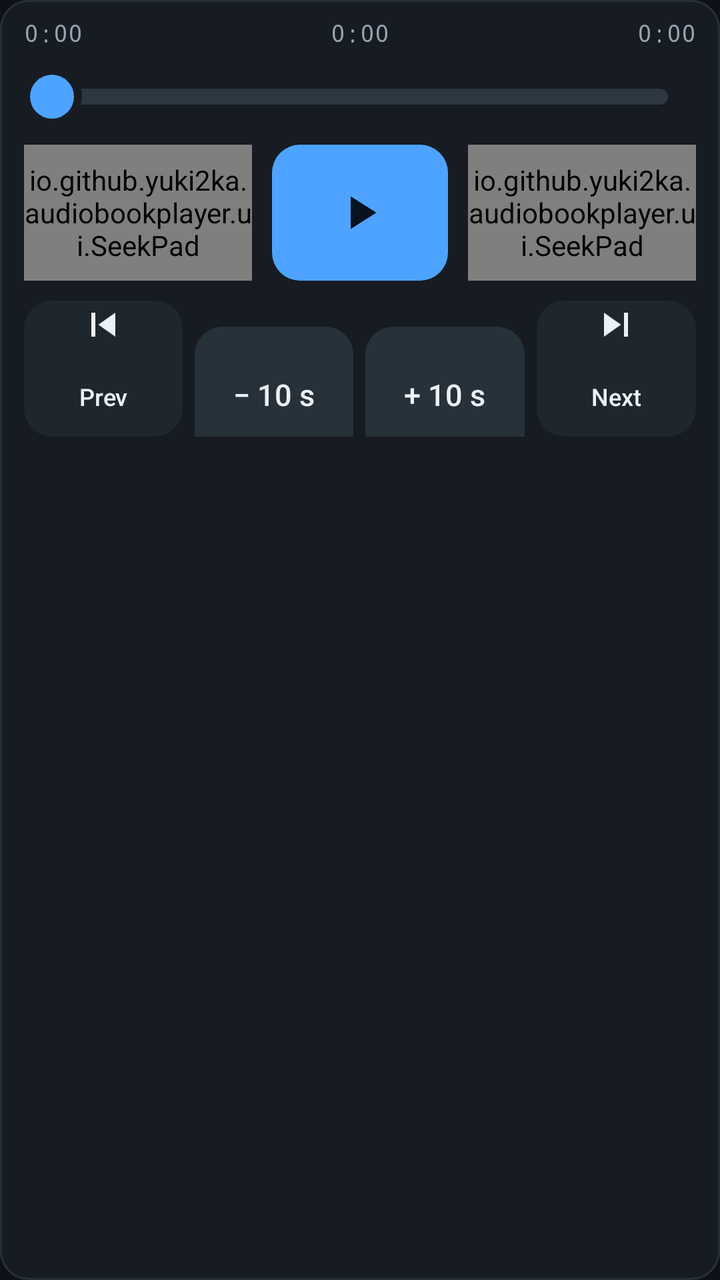
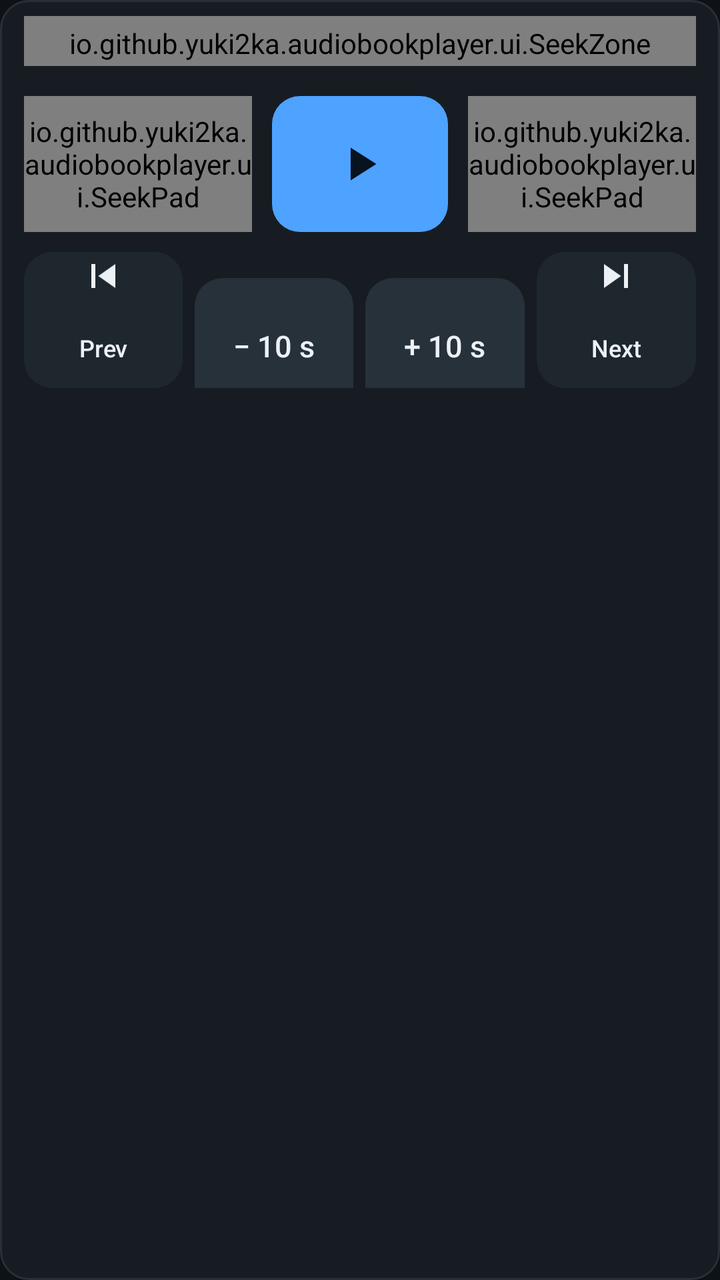

Two renders of the same Android screen: before a commit and after it. Below are the layout's source before the change and the commit's diff.
<!-- AndroidManifest.xml: application theme Theme.Audiobooks -->
<!-- res/layout/player_panel.xml -->
<?xml version="1.0" encoding="utf-8"?>
<LinearLayout xmlns:android="http://schemas.android.com/apk/res/android"
    xmlns:app="http://schemas.android.com/apk/res-auto"
    android:layout_width="match_parent"
    android:layout_height="wrap_content"
    android:background="@drawable/bg_panel"
    android:orientation="vertical"
    android:paddingStart="12dp"
    android:paddingTop="8dp"
    android:paddingEnd="12dp"
    android:paddingBottom="10dp">

    <LinearLayout
        android:layout_width="match_parent"
        android:layout_height="wrap_content"
        android:baselineAligned="true"
        android:orientation="horizontal">

        <TextView
            android:id="@+id/time_position"
            style="@style/PlayerTime"
            android:text="0:00" />

        <TextView
            android:id="@+id/time_total"
            style="@style/PlayerTime"
            android:layout_width="0dp"
            android:layout_weight="1"
            android:gravity="center"
            android:text="0:00" />

        <TextView
            android:id="@+id/time_remaining"
            style="@style/PlayerTime"
            android:gravity="end"
            android:text="0:00" />
    </LinearLayout>

    
    <SeekBar
        android:id="@+id/seek_bar"
        android:layout_width="match_parent"
        android:layout_height="44dp"
        android:layout_marginTop="2dp"
        android:contentDescription="@string/seek_bar"
        android:max="1000"
        android:paddingStart="14dp"
        android:paddingEnd="14dp"
        android:progress="0"
        android:progressDrawable="@drawable/seek_progress"
        android:splitTrack="false"
        android:thumb="@drawable/seek_thumb" />

    <LinearLayout
        android:layout_width="match_parent"
        android:layout_height="wrap_content"
        android:layout_marginTop="2dp"
        android:gravity="center_vertical"
        android:orientation="horizontal">

        <io.github.yuki2ka.audiobookplayer.ui.SeekPad
            android:id="@+id/pad_back"
            android:layout_width="0dp"
            android:layout_height="@dimen/transport_height"
            android:layout_weight="1"
            app:padDirection="-1" />

        <Space
            android:layout_width="@dimen/gap"
            android:layout_height="1dp" />

        <ImageButton
            android:id="@+id/btn_play"
            style="@style/PrimaryIconButton"
            android:layout_width="88dp"
            android:layout_height="@dimen/transport_height"
            android:contentDescription="@string/play"
            android:src="@drawable/ic_play_state" />

        <Space
            android:layout_width="@dimen/gap"
            android:layout_height="1dp" />

        <io.github.yuki2ka.audiobookplayer.ui.SeekPad
            android:id="@+id/pad_forward"
            android:layout_width="0dp"
            android:layout_height="@dimen/transport_height"
            android:layout_weight="1"
            app:padDirection="1" />
    </LinearLayout>

    <LinearLayout
        android:layout_width="match_parent"
        android:layout_height="wrap_content"
        android:layout_marginTop="@dimen/gap"
        android:orientation="horizontal">

        <Button
            android:id="@+id/btn_prev"
            style="@style/TransportButton"
            android:layout_width="0dp"
            android:layout_weight="1"
            android:contentDescription="@string/prev_file"
            android:drawableTop="@drawable/ic_skip_prev"
            android:text="@string/prev_short" />

        <Space
            android:layout_width="@dimen/gap_small"
            android:layout_height="1dp" />

        <Button
            android:id="@+id/btn_back"
            style="@style/StepChipButton"
            android:layout_width="0dp"
            android:layout_weight="1"
            android:text="@string/seek_back_default" />

        <Space
            android:layout_width="@dimen/gap_small"
            android:layout_height="1dp" />

        <Button
            android:id="@+id/btn_forward"
            style="@style/StepChipButton"
            android:layout_width="0dp"
            android:layout_weight="1"
            android:text="@string/seek_forward_default" />

        <Space
            android:layout_width="@dimen/gap_small"
            android:layout_height="1dp" />

        <Button
            android:id="@+id/btn_next"
            style="@style/TransportButton"
            android:layout_width="0dp"
            android:layout_weight="1"
            android:contentDescription="@string/next_file"
            android:drawableTop="@drawable/ic_skip_next"
            android:text="@string/next_short" />
    </LinearLayout>
</LinearLayout>
<!-- resources referenced by this layout -->
<resources>
  <dimen name="gap">10dp</dimen>
  <dimen name="gap_small">6dp</dimen>
  <dimen name="transport_height">68dp</dimen>
  <!-- drawable bg_panel (drawable) -->
  <?xml version="1.0" encoding="utf-8"?>
  <shape xmlns:android="http://schemas.android.com/apk/res/android"
      android:shape="rectangle">
      <corners android:radius="@dimen/corner" />
      <solid android:color="@color/surface" />
      <stroke android:width="1dp" android:color="@color/divider" />
  </shape>
  <!-- drawable ic_play_state (drawable) -->
  <?xml version="1.0" encoding="utf-8"?>
  <selector xmlns:android="http://schemas.android.com/apk/res/android">
      <item android:drawable="@drawable/ic_pause" android:state_selected="true" />
      <item android:drawable="@drawable/ic_play" />
  </selector>
  <!-- drawable ic_skip_prev (drawable) -->
  <?xml version="1.0" encoding="utf-8"?>
  <vector xmlns:android="http://schemas.android.com/apk/res/android"
      android:width="24dp"
      android:height="24dp"
      android:viewportWidth="24"
      android:viewportHeight="24">
      <path
          android:fillColor="#FFFFFFFF"
          android:pathData="M6,6h2v12H6zM9.5,12l8.5,6V6z" />
  </vector>
  <string name="next_file">Next file</string>
  <string name="next_short">Next</string>
  <string name="play">Play</string>
  <string name="prev_file">Previous file</string>
  <string name="prev_short">Prev</string>
  <string name="seek_back_default">\u2212 10 s</string>
  <string name="seek_bar">Playback position</string>
  <string name="seek_forward_default">+ 10 s</string>
  <style name="PlayerTime">
          <item name="android:layout_width">wrap_content</item>
          <item name="android:layout_height">wrap_content</item>
          <item name="android:textSize">12sp</item>
          <item name="android:fontFamily">monospace</item>
          <item name="android:textColor">@color/text_secondary</item>
      </style>
  <style name="PrimaryIconButton" parent="@android:style/Widget.Material.ImageButton">
          <item name="android:background">@drawable/bg_button_accent</item>
          <item name="android:padding">20dp</item>
          <item name="android:scaleType">fitCenter</item>
          <item name="android:stateListAnimator">@null</item>
      </style>
  <style name="StepChipButton" parent="ActionButton">
          <item name="android:layout_height">@dimen/transport_height</item>
          <item name="android:textSize">15sp</item>
          <item name="android:background">@drawable/bg_button_soft</item>
          <item name="android:paddingStart">4dp</item>
          <item name="android:paddingEnd">4dp</item>
      </style>
  <style name="TransportButton" parent="ActionButton">
          <item name="android:layout_height">@dimen/transport_height</item>
          <item name="android:textSize">12sp</item>
          <item name="android:drawablePadding">4dp</item>
      </style>
  <dimen name="corner">14dp</dimen>
  <color name="surface">#161C22</color>
  <color name="divider">#263039</color>
  <!-- drawable ic_play (drawable) -->
  <?xml version="1.0" encoding="utf-8"?>
  <vector xmlns:android="http://schemas.android.com/apk/res/android"
      android:width="24dp"
      android:height="24dp"
      android:viewportWidth="24"
      android:viewportHeight="24">
      <path
          android:fillColor="@color/accent_ink"
          android:pathData="M8,5v14l11,-7z" />
  </vector>
  <color name="track">#2C3742</color>
  <color name="accent_dim">#1E5C96</color>
  <color name="accent">#4DA3FF</color>
  <color name="text_secondary">#96A4B0</color>
  <color name="bg">#0E1216</color>
  <color name="text_primary">#ECF1F5</color>
  <color name="accent_ink">#07131F</color>
  <dimen name="touch">48dp</dimen>
  <color name="ripple">#2EFFFFFF</color>
  <color name="surface_3">#27313A</color>
  <color name="surface_2">#1E262E</color>
  <!-- unchanged entries left out for length: 10 -->
</resources>

<!-- the commit's change to res/layout/player_panel.xml (unified diff, before → after) -->
@@ -10,51 +10,60 @@
     android:paddingEnd="12dp"
     android:paddingBottom="10dp">
 
-    <LinearLayout
+    
+    <io.github.yuki2ka.audiobookplayer.ui.SeekZone
+        android:id="@+id/seek_zone"
         android:layout_width="match_parent"
         android:layout_height="wrap_content"
-        android:baselineAligned="true"
-        android:orientation="horizontal">
+        android:orientation="vertical"
+        android:paddingTop="4dp"
+        android:paddingBottom="2dp">
 
-        <TextView
-            android:id="@+id/time_position"
-            style="@style/PlayerTime"
-            android:text="0:00" />
+        <LinearLayout
+            android:layout_width="match_parent"
+            android:layout_height="wrap_content"
+            android:baselineAligned="true"
+            android:orientation="horizontal">
 
-        <TextView
-            android:id="@+id/time_total"
-            style="@style/PlayerTime"
-            android:layout_width="0dp"
-            android:layout_weight="1"
-            android:gravity="center"
-            android:text="0:00" />
+            <TextView
+                android:id="@+id/time_position"
+                style="@style/PlayerTime"
+                android:text="0:00" />
 
-        <TextView
-            android:id="@+id/time_remaining"
-            style="@style/PlayerTime"
-            android:gravity="end"
-            android:text="0:00" />
-    </LinearLayout>
+            <TextView
+                android:id="@+id/time_total"
+                style="@style/PlayerTime"
+                android:layout_width="0dp"
+                android:layout_weight="1"
+                android:gravity="center"
+                android:text="0:00" />
 
-    
-    <SeekBar
-        android:id="@+id/seek_bar"
-        android:layout_width="match_parent"
-        android:layout_height="44dp"
-        android:layout_marginTop="2dp"
-        android:contentDescription="@string/seek_bar"
-        android:max="1000"
-        android:paddingStart="14dp"
-        android:paddingEnd="14dp"
-        android:progress="0"
-        android:progressDrawable="@drawable/seek_progress"
-        android:splitTrack="false"
-        android:thumb="@drawable/seek_thumb" />
+            <TextView
+                android:id="@+id/time_remaining"
+                style="@style/PlayerTime"
+                android:gravity="end"
+                android:text="0:00" />
+        </LinearLayout>
+
+        <SeekBar
+            android:id="@+id/seek_bar"
+            android:layout_width="match_parent"
+            android:layout_height="44dp"
+            android:layout_marginTop="2dp"
+            android:contentDescription="@string/seek_bar"
+            android:max="1000"
+            android:paddingStart="14dp"
+            android:paddingEnd="14dp"
+            android:progress="0"
+            android:progressDrawable="@drawable/seek_progress"
+            android:splitTrack="false"
+            android:thumb="@drawable/seek_thumb" />
+    </io.github.yuki2ka.audiobookplayer.ui.SeekZone>
 
     <LinearLayout
         android:layout_width="match_parent"
         android:layout_height="wrap_content"
-        android:layout_marginTop="2dp"
+        android:layout_marginTop="@dimen/seek_gap"
         android:gravity="center_vertical"
         android:orientation="horizontal">
 
<!-- resource entries referenced after the edit -->
@@ -2,6 +2,7 @@
 <resources>
   <dimen name="gap">10dp</dimen>
   <dimen name="gap_small">6dp</dimen>
+  <dimen name="seek_gap">15dp</dimen>
   <dimen name="transport_height">68dp</dimen>
   <!-- drawable bg_panel (drawable) -->
   <?xml version="1.0" encoding="utf-8"?>
